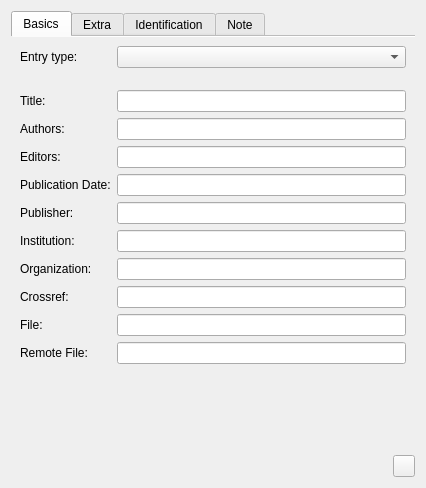
Qt form src/sidebar/publicationwidget.ui (KDE/conquirere) before a commit.
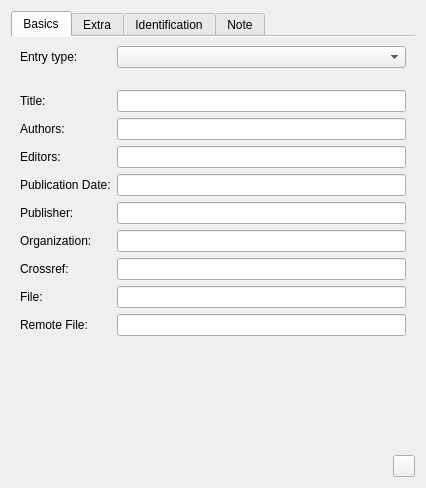
The same form after that commit. Custom widgets are drawn as their Qt base class.

Commit message:
Change the  way institution/school is handled
As institution and / school is the name of the publishing organization
it is way better to use nco:publisher directly instead of creating a dumm publisher with a affil of unknown role that has an organization
with the name of the publisher.

as nco:publisher is of type nco:Contact which is a superclass of nco:organization contact I'm still correct
with the rdf representation.

When I do the import/export from/to BibTeX I can still assign the right values as every entry that has an institution/school does not allow
a publisher name.

Diff of the .ui file:
```diff
--- a/src/sidebar/publicationwidget.ui
+++ b/src/sidebar/publicationwidget.ui
@@ -131,17 +131,7 @@
        <item row="12" column="1">
         <widget class="ContactEdit" name="editPublisher"/>
        </item>
-       <item row="14" column="0">
-        <widget class="QLabel" name="label_28">
-         <property name="text">
-          <string>Institution:</string>
-         </property>
-         <property name="buddy">
-          <cstring>editCrossref</cstring>
-         </property>
-        </widget>
-       </item>
-       <item row="16" column="0">
+       <item row="15" column="0">
         <widget class="QLabel" name="label_27">
          <property name="text">
           <string>Organization:</string>
@@ -151,22 +141,10 @@
          </property>
         </widget>
        </item>
-       <item row="16" column="1">
+       <item row="15" column="1">
         <widget class="OrganizationEdit" name="editOrganization"/>
        </item>
-       <item row="21" column="1">
-        <widget class="FileObjectEdit" name="editFileObject"/>
-       </item>
-       <item row="23" column="1">
-        <widget class="FileObjectEdit" name="editRemoteObject"/>
-       </item>
-       <item row="14" column="1">
-        <widget class="StringEdit" name="editInstitution"/>
-       </item>
-       <item row="19" column="1">
-        <widget class="StringEdit" name="editCrossref"/>
-       </item>
-       <item row="19" column="0">
+       <item row="18" column="0">
         <widget class="QLabel" name="label_18">
          <property name="text">
           <string>Crossref:</string>
@@ -176,7 +154,10 @@
          </property>
         </widget>
        </item>
-       <item row="21" column="0">
+       <item row="18" column="1">
+        <widget class="StringEdit" name="editCrossref"/>
+       </item>
+       <item row="20" column="0">
         <widget class="QLabel" name="label_25">
          <property name="text">
           <string>File:</string>
@@ -186,7 +167,10 @@
          </property>
         </widget>
        </item>
-       <item row="23" column="0">
+       <item row="20" column="1">
+        <widget class="FileObjectEdit" name="editFileObject"/>
+       </item>
+       <item row="22" column="0">
         <widget class="QLabel" name="label_16">
          <property name="text">
           <string>Remote File:</string>
@@ -196,6 +180,9 @@
          </property>
         </widget>
        </item>
+       <item row="22" column="1">
+        <widget class="FileObjectEdit" name="editRemoteObject"/>
+       </item>
       </layout>
      </widget>
      <widget class="QWidget" name="tab_2">
```
The commit also changes 1 other file.
